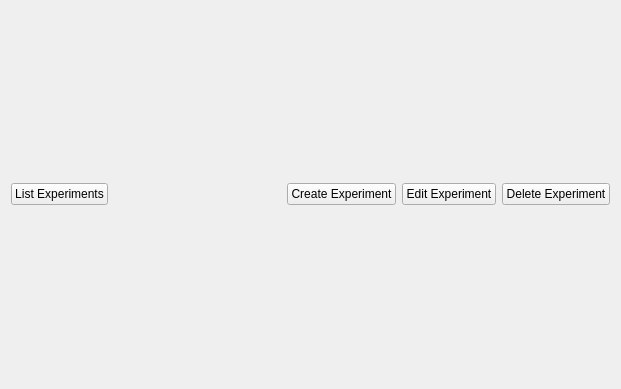
daharkan/ModularReactionPackage, file reactorgui/uiExperimentManagerWidget.ui: the form before one commit.
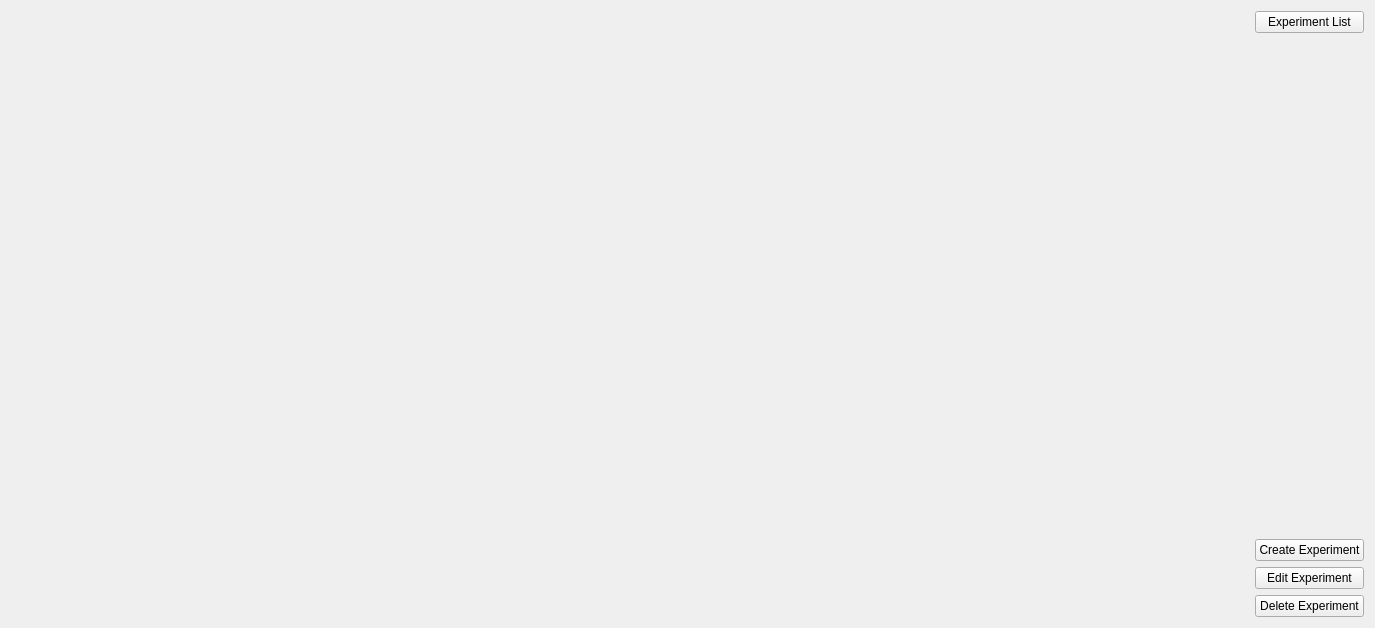
The form after the commit.

Diff of the .ui file:
```diff
--- a/reactorgui/uiExperimentManagerWidget.ui
+++ b/reactorgui/uiExperimentManagerWidget.ui
@@ -6,8 +6,8 @@
    <rect>
     <x>0</x>
     <y>0</y>
-    <width>621</width>
-    <height>389</height>
+    <width>1375</width>
+    <height>628</height>
    </rect>
   </property>
   <property name="sizePolicy">
@@ -21,18 +21,8 @@
   </property>
   <layout class="QGridLayout" name="gridLayout">
    <item row="0" column="0">
-    <layout class="QGridLayout" name="mainGridLayout"/>
-   </item>
-   <item row="1" column="0">
-    <layout class="QHBoxLayout" name="horizontalLayout">
-     <item>
-      <widget class="QPushButton" name="listExperimentsPushButton">
-       <property name="text">
-        <string>List Experiments</string>
-       </property>
-      </widget>
-     </item>
-     <item>
+    <layout class="QGridLayout" name="mainGridLayout">
+     <item row="0" column="0">
       <spacer name="horizontalSpacer">
        <property name="orientation">
         <enum>Qt::Orientation::Horizontal</enum>
@@ -41,6 +31,33 @@
         <size>
          <width>40</width>
          <height>20</height>
+        </size>
+       </property>
+      </spacer>
+     </item>
+    </layout>
+   </item>
+   <item row="0" column="1">
+    <layout class="QVBoxLayout" name="verticalLayout">
+     <property name="rightMargin">
+      <number>0</number>
+     </property>
+     <item>
+      <widget class="QPushButton" name="listExperimentsPushButton">
+       <property name="text">
+        <string>Experiment List</string>
+       </property>
+      </widget>
+     </item>
+     <item>
+      <spacer name="verticalSpacer">
+       <property name="orientation">
+        <enum>Qt::Orientation::Vertical</enum>
+       </property>
+       <property name="sizeHint" stdset="0">
+        <size>
+         <width>20</width>
+         <height>40</height>
         </size>
        </property>
       </spacer>
```
